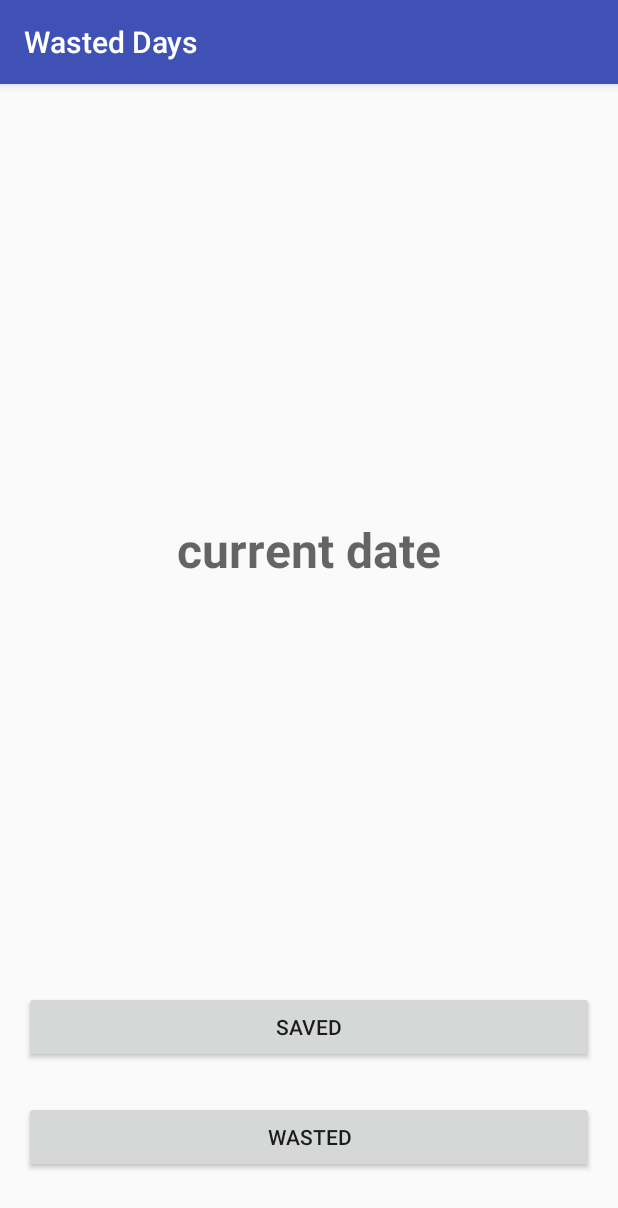
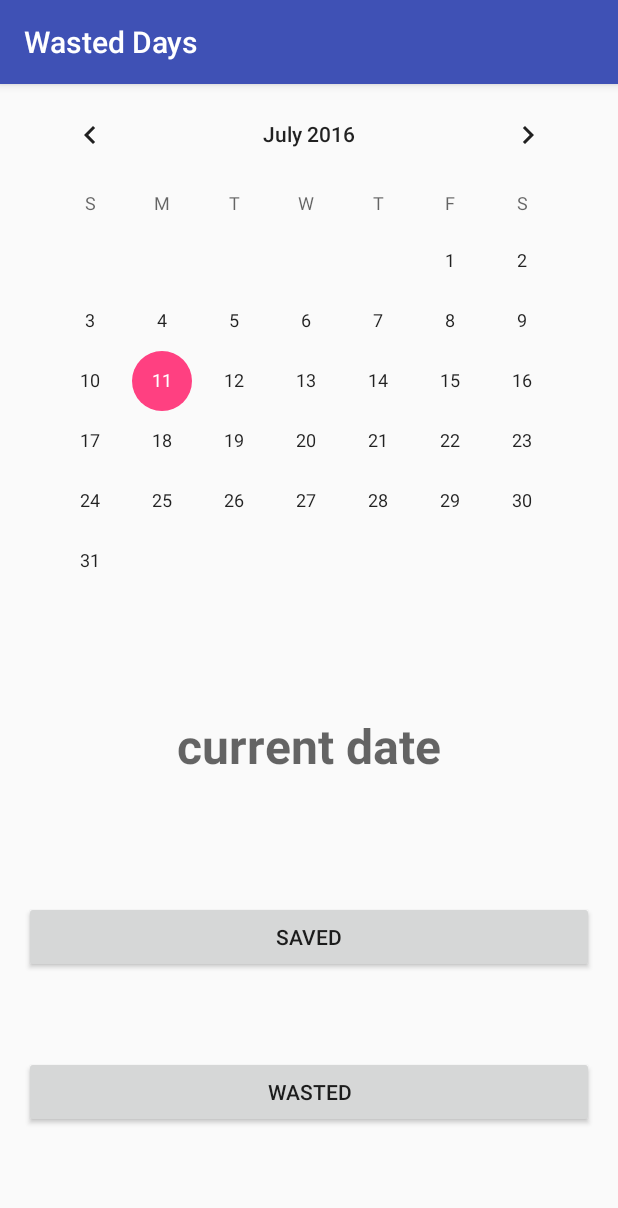
Before and after one commit to Amezdrin/Wasted-Days, an Android app: the screen it shows after launch (MainActivity), on a phone screen of 412 x 824 dp. Shown: the top 1208 px of the screen. Run offline under Robolectric (Android 15) with nearby library versions, the phone set to English and light mode, and no system bars.

Commit message:
Calendar View added.
Need to add the check if decision has been made within last 24 hours. If so, both of buttons have to be disabled till new day will come.

```diff
--- a/app/src/main/java/artemtrue/wasteddays/MainActivity.java
+++ b/app/src/main/java/artemtrue/wasteddays/MainActivity.java
@@ -61,4 +61,5 @@ public class MainActivity extends AppCompatActivity {
         wasted.setEnabled(false);
     }
 
+
 }
--- a/app/src/main/res/layout/activity_main.xml
+++ b/app/src/main/res/layout/activity_main.xml
@@ -7,15 +7,20 @@
     android:paddingBottom="@dimen/activity_vertical_margin"
     android:paddingLeft="@dimen/activity_horizontal_margin"
     android:paddingRight="@dimen/activity_horizontal_margin"
-    android:paddingTop="@dimen/activity_vertical_margin"
     tools:context="artemtrue.wasteddays.MainActivity"
     android:id="@+id/background"
     >
 
+    <CalendarView
+        android:layout_width="match_parent"
+        android:layout_height="wrap_content"
+        android:id="@+id/calendar"
+        />
+
     <RelativeLayout
         android:layout_width="match_parent"
         android:layout_height="0dp"
-        android:layout_weight="8"
+        android:layout_weight="2"
         android:background="@android:color/transparent"
         >
 
```
